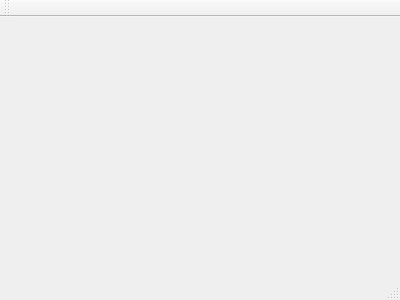
Qt form mainwindow.ui (Scarr86/astrodome) before a commit.
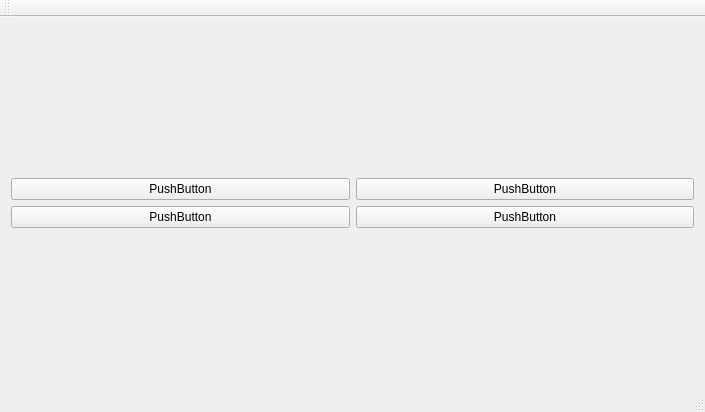
The same form after that commit.

```diff
--- a/mainwindow.ui
+++ b/mainwindow.ui
@@ -1,24 +1,74 @@
 <ui version="4.0">
  <class>MainWindow</class>
- <widget class="QMainWindow" name="MainWindow" >
-  <property name="geometry" >
+ <widget class="QMainWindow" name="MainWindow">
+  <property name="geometry">
    <rect>
     <x>0</x>
     <y>0</y>
-    <width>400</width>
-    <height>300</height>
+    <width>705</width>
+    <height>412</height>
    </rect>
   </property>
   <property name="windowTitle" >
    <string>MainWindow</string>
   </property>
-  <widget class="QMenuBar" name="menuBar" />
-  <widget class="QToolBar" name="mainToolBar" />
-  <widget class="QWidget" name="centralWidget" />
-  <widget class="QStatusBar" name="statusBar" />
+  <widget class="QWidget" name="centralWidget">
+   <layout class="QVBoxLayout" name="verticalLayout">
+    <item>
+     <layout class="QGridLayout" name="gridLayout">
+      <item row="0" column="0">
+       <widget class="QPushButton" name="pushButton">
+        <property name="text">
+         <string>PushButton</string>
+        </property>
+       </widget>
+      </item>
+      <item row="1" column="0">
+       <widget class="QPushButton" name="pushButton_2">
+        <property name="text">
+         <string>PushButton</string>
+        </property>
+       </widget>
+      </item>
+      <item row="0" column="1">
+       <widget class="QPushButton" name="pushButton_3">
+        <property name="text">
+         <string>PushButton</string>
+        </property>
+       </widget>
+      </item>
+      <item row="1" column="1">
+       <widget class="QPushButton" name="pushButton_4">
+        <property name="text">
+         <string>PushButton</string>
+        </property>
+       </widget>
+      </item>
+     </layout>
+    </item>
+   </layout>
+  </widget>
+  <widget class="QMenuBar" name="menuBar">
+   <property name="geometry">
+    <rect>
+     <x>0</x>
+     <y>0</y>
+     <width>705</width>
+     <height>20</height>
+    </rect>
+   </property>
+  </widget>
+  <widget class="QToolBar" name="mainToolBar">
+   <attribute name="toolBarArea">
+    <enum>TopToolBarArea</enum>
+   </attribute>
+   <attribute name="toolBarBreak">
+    <bool>false</bool>
+   </attribute>
+  </widget>
+  <widget class="QStatusBar" name="statusBar"/>
  </widget>
- <layoutDefault spacing="6" margin="11" />
- <pixmapfunction></pixmapfunction>
+ <layoutdefault spacing="6" margin="11"/>
  <resources/>
  <connections/>
 </ui>
```
Left out of the diff: 3 changed lines with no effect on the pictures.
